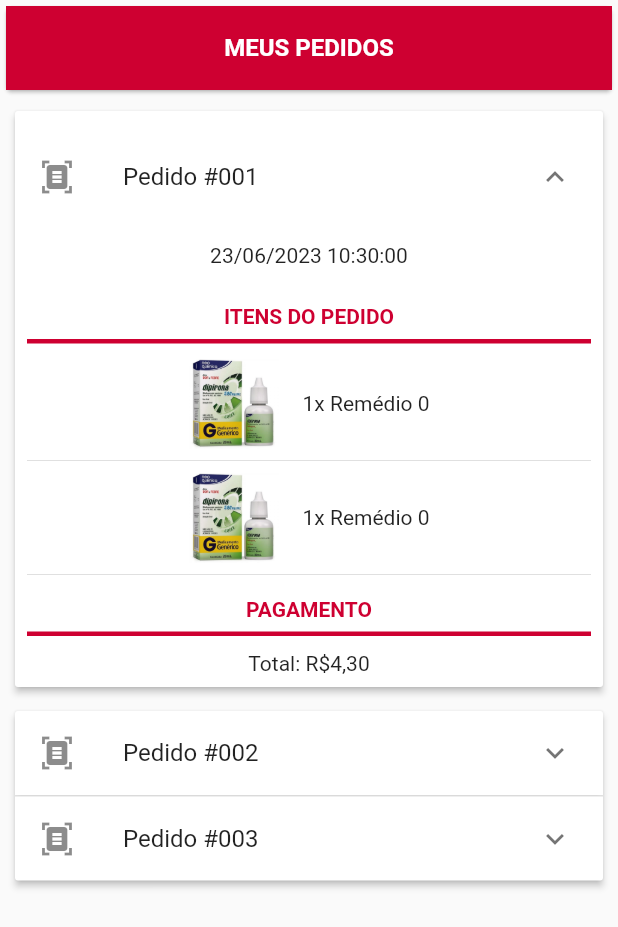
After one commit to paulociano/farmafast, a Flutter app: the PedidosPage screen opened directly, after a tap on an icon or button, on a phone screen of 412 x 824 dp. The commit adds this screen. Shown: the top 927 px of the screen. Run offline on Flutter 3.47's test engine with Material 2 defaults, Android fonts, the light colour scheme and no system bars; our stand-ins replace card_swiper, google_fonts.

Commit message:
Adiciona Página de Pedidos

```diff
--- /dev/null
+++ b/lib/pages/example.dart
@@ -0,0 +1,60 @@
+import 'package:flutter/material.dart';
+
+class ExpandableCard extends StatefulWidget {
+  const ExpandableCard({super.key});
+  @override
+  State<ExpandableCard> createState() => _ExpandableCardState();
+}
+
+class _ExpandableCardState extends State<ExpandableCard> {
+  bool _isExpanded = false;
+
+  @override
+  Widget build(BuildContext context) {
+    return Card(
+      child: ExpansionPanelList(
+        elevation: 1,
+        expandedHeaderPadding: EdgeInsets.zero,
+        expansionCallback: (int index, bool isExpanded) {
+          setState(() {
+            _isExpanded = !isExpanded;
+          });
+        },
+        children: [
+          ExpansionPanel(
+            headerBuilder: (BuildContext context, bool isExpanded) {
+              return const ListTile(
+                title: Text('Título do card'),
+              );
+            },
+            body: const Padding(
+              padding: EdgeInsets.all(5.0),
+              child: Column(
+                crossAxisAlignment: CrossAxisAlignment.start,
+                children: [
+                  Text('Conteúdo expandido do card'),
+                  SizedBox(height: 10),
+                  Text('Mais informações aqui...'),
+                ],
+              ),
+            ),
+            isExpanded: _isExpanded,
+          ),
+        ],
+      ),
+    );
+  }
+}
+
+void main() {
+  runApp(MaterialApp(
+    home: Scaffold(
+      appBar: AppBar(
+        title: const Text('Card Expansível'),
+      ),
+      body: const Center(
+        child: ExpandableCard(),
+      ),
+    ),
+  ));
+}
--- a/lib/pages/general_page.dart
+++ b/lib/pages/general_page.dart
@@ -1,5 +1,6 @@
 import 'package:flutter/material.dart';
 import 'package:trilhaapp/pages/login_page.dart';
+import 'package:trilhaapp/pages/pedidos_page.dart';
 import 'package:trilhaapp/pages/servicos_page.dart';
 import 'main_page.dart';
 
@@ -7,7 +8,7 @@ int _currentIndex = 0;
 
 final List<Widget> _pages = [
   const MainPage(),
-  const MainPage(),
+  const PedidosPage(),
   const ServicosPage()
 ];
 
--- /dev/null
+++ b/lib/pages/pedidos_page.dart
@@ -0,0 +1,197 @@
+import 'package:flutter/material.dart';
+import 'package:intl/intl.dart';
+
+class Pedido {
+  Pedido({
+    required this.id,
+    required this.titulo,
+    required this.datahora,
+    required this.imagem,
+    required this.itens,
+    required this.valor,
+    this.isExpanded = false,
+  });
+
+  int id;
+  String titulo;
+  String datahora;
+  bool isExpanded;
+  String imagem;
+  String valor;
+  String itens;
+
+  static List<Pedido> generateItems(int numero) {
+    return List<Pedido>.generate(numero, (int index) {
+      return Pedido(
+        id: index + 1,
+        titulo: 'Pedido #00${index + 1}',
+        datahora:
+            DateFormat('dd/MM/yyyy HH:mm:ss').format(DateTime.now()).toString(),
+        imagem: 'assets/images/remedio1.jpg',
+        itens: '1x Remédio $index',
+        valor: 'Total: R\$4,30',
+      );
+    });
+  }
+}
+
+class PedidosPage extends StatefulWidget {
+  const PedidosPage({super.key});
+
+  @override
+  State<PedidosPage> createState() => _PedidosPageState();
+}
+
+class _PedidosPageState extends State<PedidosPage> {
+  final List<Pedido> _pedidos = Pedido.generateItems(3);
+
+  @override
+  Widget build(BuildContext context) {
+    return Scaffold(
+      body: SingleChildScrollView(
+        child: Column(
+          children: [
+            const SizedBox(
+              width: double.infinity,
+              child: Card(
+                child: ListTile(
+                  tileColor: Color.fromARGB(255, 206, 0, 49),
+                  title: Text(
+                    'MEUS PEDIDOS',
+                    style: TextStyle(
+                        color: Colors.white, fontWeight: FontWeight.w700),
+                    textAlign: TextAlign.center,
+                  ),
+                ),
+              ),
+            ),
+            Padding(
+              padding: const EdgeInsets.all(10),
+              child: ExpansionPanelList.radio(
+                expansionCallback: (int index, bool isExpanded) {
+                  setState(() => _pedidos[index].isExpanded = !isExpanded);
+                },
+                children: _pedidos.map<ExpansionPanel>((Pedido pedido) {
+                  return ExpansionPanelRadio(
+                    value: pedido.id,
+                    canTapOnHeader: true,
+                    headerBuilder: (BuildContext context, bool isExpanded) {
+                      return ListTile(
+                        leading: const Icon(Icons.document_scanner),
+                        title: Text(pedido.titulo),
+                      );
+                    },
+                    body: Center(
+                      child: Column(
+                          mainAxisAlignment: MainAxisAlignment.center,
+                          children: [
+                            Padding(
+                              padding: const EdgeInsets.only(bottom: 10.0),
+                              child: Text(pedido.datahora),
+                            ),
+                            Padding(
+                              padding: const EdgeInsets.all(8.0),
+                              child: Column(
+                                children: [
+                                  Container(
+                                    decoration: const BoxDecoration(
+                                      border: Border(
+                                        bottom: BorderSide(
+                                          color:
+                                              Color.fromARGB(255, 206, 0, 49),
+                                          width: 3.0,
+                                        ),
+                                      ),
+                                    ),
+                                    child: const SizedBox(
+                                      height: 30,
+                                      width: double.infinity,
+                                      child: Card(
+                                        elevation: 0,
+                                        child: Center(
+                                          child: Text(
+                                            'ITENS DO PEDIDO',
+                                            style: TextStyle(
+                                                color: Color.fromARGB(
+                                                    255, 206, 0, 49),
+                                                fontWeight: FontWeight.w700),
+                                            textAlign: TextAlign.center,
+                                          ),
+                                        ),
+                                      ),
+                                    ),
+                                  ),
+                                  const SizedBox(
+                                    height: 10,
+                                  ),
+                                  Row(
+                                    mainAxisAlignment: MainAxisAlignment.center,
+                                    children: [
+                                      Image.asset(
+                                        pedido.imagem,
+                                        height: 60,
+                                      ),
+                                      const VerticalDivider(),
+                                      Text(pedido.itens)
+                                    ],
+                                  ),
+                                  const Divider(),
+                                  Row(
+                                    mainAxisAlignment: MainAxisAlignment.center,
+                                    children: [
+                                      Image.asset(
+                                        pedido.imagem,
+                                        height: 60,
+                                      ),
+                                      const VerticalDivider(),
+                                      Text(pedido.itens)
+                                    ],
+                                  ),
+                                  const Divider(),
+                                  Container(
+                                    decoration: const BoxDecoration(
+                                      border: Border(
+                                        bottom: BorderSide(
+                                          color:
+                                              Color.fromARGB(255, 206, 0, 49),
+                                          width: 3.0,
+                                        ),
+                                      ),
+                                    ),
+                                    child: const SizedBox(
+                                      height: 30,
+                                      width: double.infinity,
+                                      child: Card(
+                                        elevation: 0,
+                                        child: Center(
+                                          child: Text(
+                                            'PAGAMENTO',
+                                            style: TextStyle(
+                                                color: Color.fromARGB(
+                                                    255, 206, 0, 49),
+                                                fontWeight: FontWeight.w700),
+                                            textAlign: TextAlign.center,
+                                          ),
+                                        ),
+                                      ),
+                                    ),
+                                  ),
+                                  const SizedBox(
+                                    height: 10,
+                                  ),
+                                  Text(pedido.valor),
+                                ],
+                              ),
+                            ),
+                          ]),
+                    ),
+                  );
+                }).toList(),
+              ),
+            ),
+          ],
+        ),
+      ),
+    );
+  }
+}
--- a/pubspec.yaml
+++ b/pubspec.yaml
@@ -38,6 +38,7 @@ dependencies:
   google_fonts: ^5.0.0
   card_swiper : ^2.0.1
   flutter_local_notifications: ^14.1.1
+  intl: ^0.17.0
 
 
 dev_dependencies:
```
Also changed, not shown: pubspec.lock.
